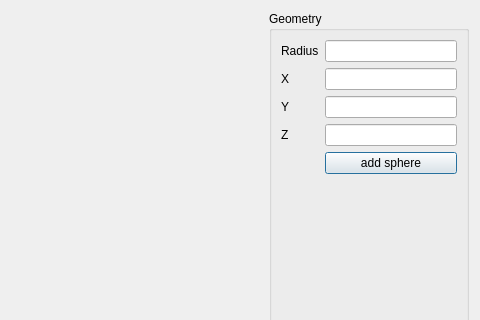
Before: the Qt Designer form ui/sphdialog.ui in ScreamingUdder/Qt3D-Examples, drawn with Qt 5; both pictures show x 386 to 866 and y 0 to 320 of the 866 by 607 pixel window.
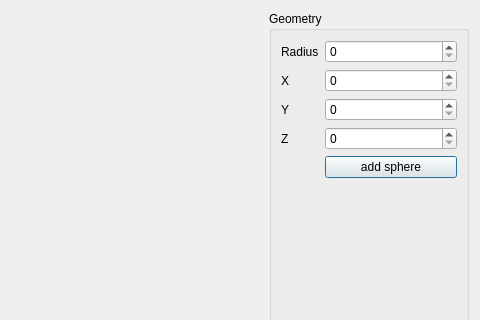
After: the same form once the commit is applied.

Commit message: various improvements, using spinbox instead of line edits

What changed in the file:
```diff
--- a/ui/sphdialog.ui
+++ b/ui/sphdialog.ui
@@ -49,7 +49,7 @@
        </widget>
       </item>
       <item row="0" column="1">
-       <widget class="QLineEdit" name="radiusLineEdit"/>
+       <widget class="QSpinBox" name="radiusLineEdit"/>
       </item>
       <item row="1" column="0">
        <widget class="QLabel" name="label_3">
@@ -59,7 +59,7 @@
        </widget>
       </item>
       <item row="1" column="1">
-       <widget class="QLineEdit" name="xLineEdit"/>
+       <widget class="QSpinBox" name="xLineEdit"/>
       </item>
       <item row="2" column="0">
        <widget class="QLabel" name="label_4">
@@ -69,7 +69,7 @@
        </widget>
       </item>
       <item row="2" column="1">
-       <widget class="QLineEdit" name="yLineEdit"/>
+       <widget class="QSpinBox" name="yLineEdit"/>
       </item>
       <item row="3" column="0">
        <widget class="QLabel" name="label_5">
@@ -79,7 +79,7 @@
        </widget>
       </item>
       <item row="3" column="1">
-       <widget class="QLineEdit" name="zLineEdit"/>
+       <widget class="QSpinBox" name="zLineEdit"/>
       </item>
       <item row="4" column="1">
        <widget class="QPushButton" name="pushButton">
```
The commit also changes 6 other files.
